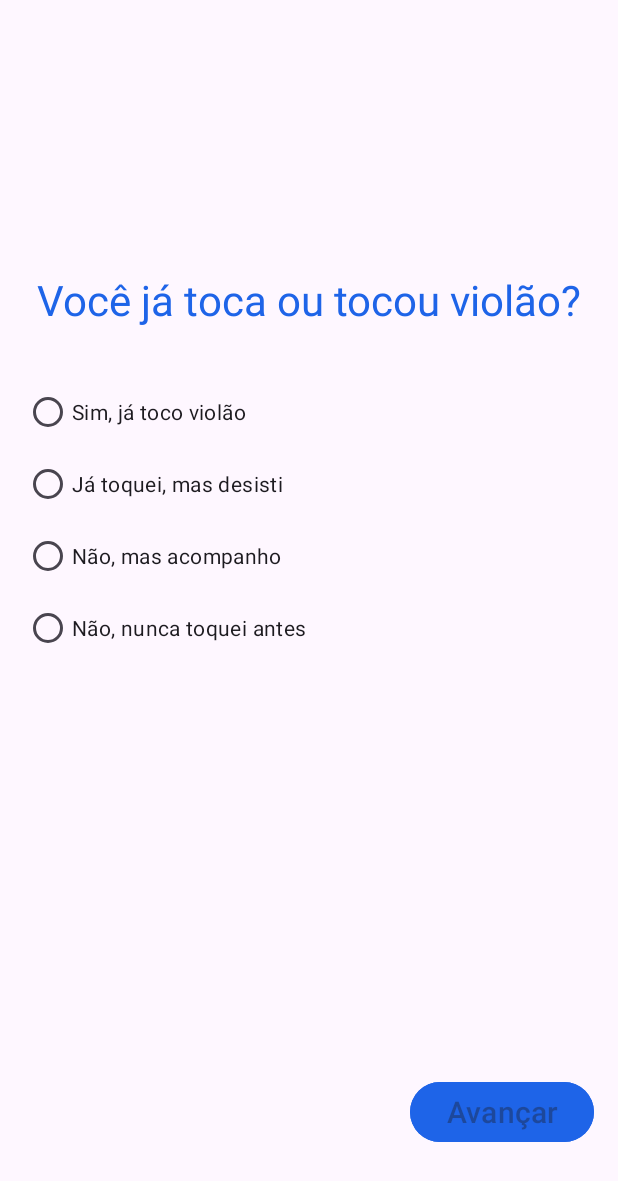
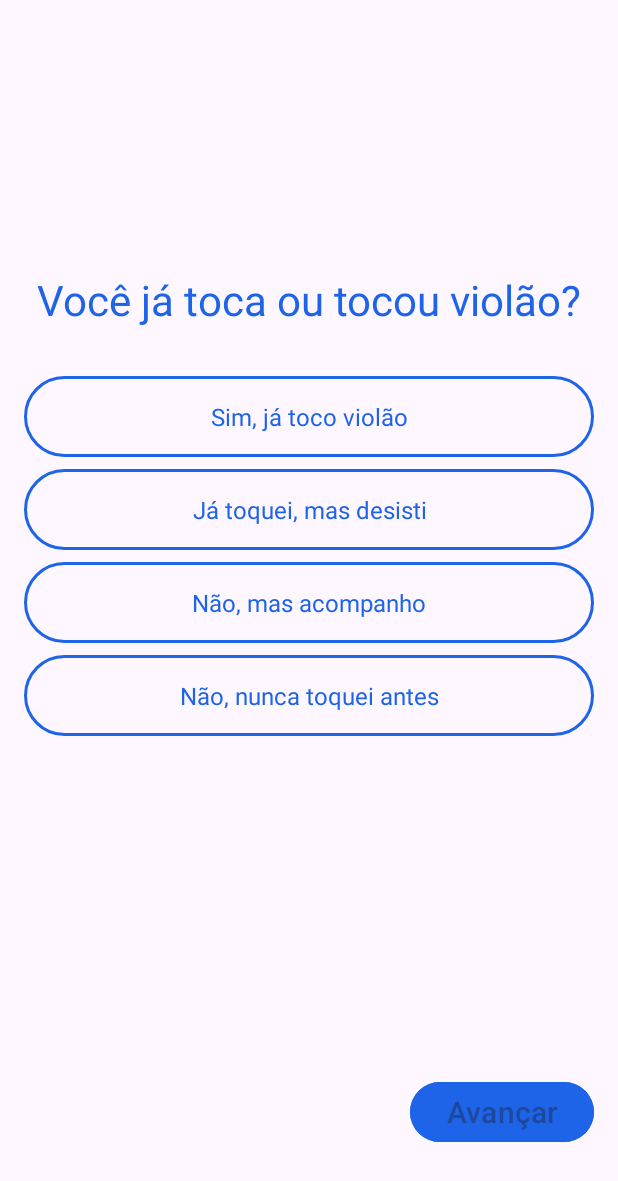
Before and after one commit to DevSamuelMuniz/Daccord, an Android app: the IntroActivity screen opened directly, with no data from a screen before it, on a phone screen of 412 x 824 dp. Shown: the top 1181 px of the screen. Run offline under Robolectric (Android 15) with nearby library versions, the phone set to English and light mode, and no system bars.

Commit message:
Primeiro commit

```diff
--- a/app/src/main/AndroidManifest.xml
+++ b/app/src/main/AndroidManifest.xml
@@ -59,6 +59,11 @@
 
         </activity>
 
+        <activity
+            android:name=".IntroEstiloActivity">
+        </activity>
+
+
 
 
     </application>
--- a/app/src/main/java/com/example/ichords/IntroActivity.kt
+++ b/app/src/main/java/com/example/ichords/IntroActivity.kt
@@ -1,6 +1,8 @@
 package com.example.ichords
 
+import android.content.Intent
 import android.os.Bundle
+import android.provider.MediaStore.Audio.Radio
 import android.widget.Button
 import android.widget.RadioButton
 import android.widget.RadioGroup
@@ -27,12 +29,21 @@ class IntroActivity : AppCompatActivity() {
     private lateinit var questionTextView: TextView
     private lateinit var answerRadioGroup: RadioGroup
     private lateinit var nextButton: Button
+    private lateinit var button1: RadioButton
+    private lateinit var button2: RadioButton
+    private lateinit var button3: RadioButton
+    private lateinit var button4: RadioButton
 
     private var currentQuestionIndex = 0
 
     override fun onCreate(savedInstanceState: Bundle?) {
         super.onCreate(savedInstanceState)
         setContentView(R.layout.activity_intro)
+
+        button1 = findViewById(R.id.answer1RadioButton)
+        button2 = findViewById(R.id.answer2RadioButton)
+        button3 = findViewById(R.id.answer3RadioButton)
+        button4 = findViewById(R.id.answer4RadioButton)
 
         questionTextView = findViewById(R.id.questionTextView)
         answerRadioGroup = findViewById(R.id.answerRadioGroup)
@@ -44,9 +55,16 @@ class IntroActivity : AppCompatActivity() {
         nextButton.setOnClickListener {
             currentQuestionIndex++
 
-            if (currentQuestionIndex >= questions.size) {
-                return@setOnClickListener
+            nextButton.setOnClickListener {
+                if (currentQuestionIndex < questions.size) {
+                    currentQuestionIndex++
+                    updateQuestion()
+                } else {
+                    val intent = Intent(this, IntroEstiloActivity::class.java)
+                    startActivity(intent)
+                }
             }
+
 
             updateQuestion()
         }
@@ -59,19 +77,19 @@ class IntroActivity : AppCompatActivity() {
     private fun updateQuestion() {
         questionTextView.text = questions[currentQuestionIndex]
 
-        answerRadioGroup.removeAllViews()
+        val optionsForCurrentQuestion = options[currentQuestionIndex]
+        button1.text = optionsForCurrentQuestion[0]
+        button2.text = optionsForCurrentQuestion[1]
+        button3.text = optionsForCurrentQuestion[2]
+        button4.text = optionsForCurrentQuestion[3]
 
-        options[currentQuestionIndex].forEach { option ->
-            val radioButton = AppCompatRadioButton(this).apply {
-                text = option
-                layoutParams = RadioGroup.LayoutParams(
-                    RadioGroup.LayoutParams.MATCH_PARENT,
-                    RadioGroup.LayoutParams.WRAP_CONTENT
-                )
-            }
-            answerRadioGroup.addView(radioButton)
-        }
+        button1.isChecked = false
+        button2.isChecked = false
+        button3.isChecked = false
+        button4.isChecked = false
 
         nextButton.isEnabled = false
     }
+
+
 }
--- a/app/src/main/res/layout/activity_intro.xml
+++ b/app/src/main/res/layout/activity_intro.xml
@@ -67,12 +67,7 @@ tools:context=".IntroActivity">
         android:layout_marginTop="8dp"
         android:layout_width="match_parent"
         android:layout_height="wrap_content"
-        android:textAlignment="center"
-        android:padding="16dp"
-        android:button="@null"
-        android:textColor="@color/color_button"
-        android:background="@drawable/bg_button"
-        android:textSize="16dp" />
+        style="@style/MeuBotao" />
 </RadioGroup>
 
 <androidx.constraintlayout.widget.Guideline
--- /dev/null
+++ b/app/src/main/res/layout/activity_intro_estilo.xml
@@ -0,0 +1,6 @@
+<?xml version="1.0" encoding="utf-8"?>
+<androidx.constraintlayout.widget.ConstraintLayout xmlns:android="http://schemas.android.com/apk/res/android"
+    android:layout_width="match_parent"
+    android:layout_height="match_parent">
+
+</androidx.constraintlayout.widget.ConstraintLayout>
```
Also changed, not shown: app/src/main/java/com/example/ichords/IntroEstiloActivity.kt (added, +12 -0 lines).
